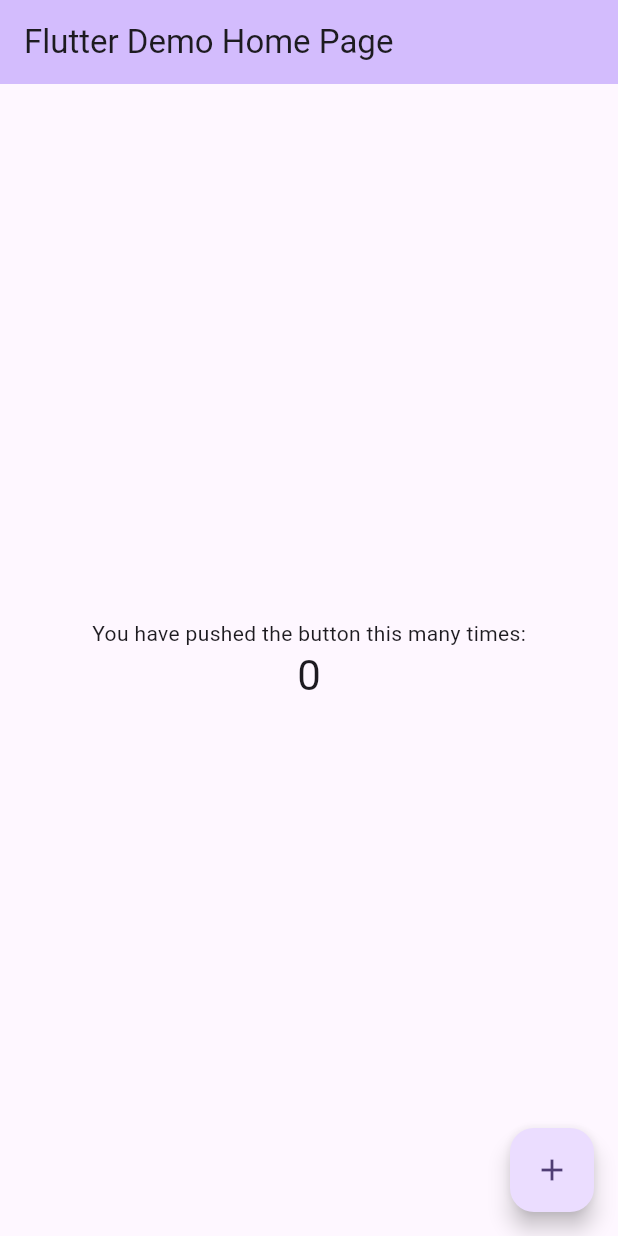
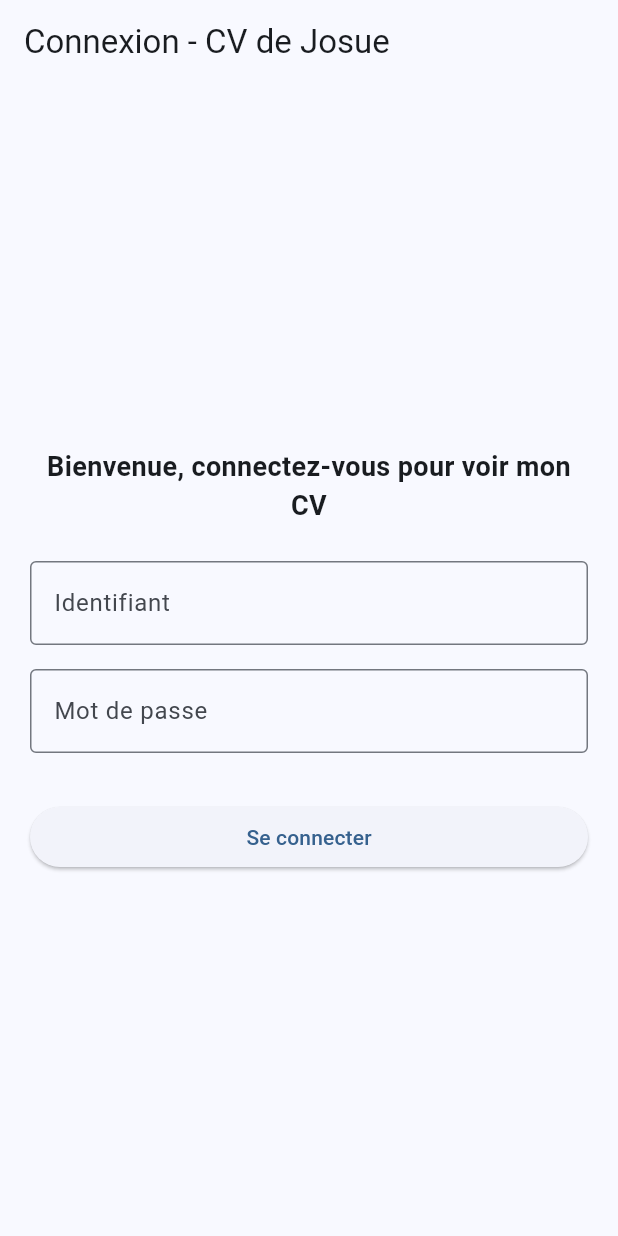
Before and after one commit to Josuewatelaninwa/cv_flutter_josue, a Flutter app: the screen it shows after launch, on a phone screen of 412 x 824 dp. Run offline on Flutter 3.47's test engine with Material 3 defaults, Android fonts, the phone set to English and light mode, and no system bars.

Commit message:
premier commit au projet cv flutter josue

```diff
--- a/lib/main.dart
+++ b/lib/main.dart
@@ -1,122 +1,27 @@
-import 'package:material_ui/material_ui.dart';
+import 'package:flutter/material.dart';
+import 'pages/login_page.dart';
 
+// TODO: Garde bien cette fonction main(), sinon Flutter ne peut pas demarrer
 void main() {
-  runApp(const MyApp());
+  runApp(const MonAppCv());
 }
 
-class MyApp extends StatelessWidget {
-  const MyApp({super.key});
+class MonAppCv extends StatelessWidget {
+  const MonAppCv({super.key});
 
-  // This widget is the root of your application.
   @override
   Widget build(BuildContext context) {
     return MaterialApp(
-      title: 'Flutter Demo',
+      // TODO: Remplace le titre de l'application si besoin
+      title: 'CV de Josue',
+      debugShowCheckedModeBanner: false,
       theme: ThemeData(
-        // This is the theme of your application.
-        //
-        // TRY THIS: Try running your application with "flutter run". You'll see
-        // the application has a purple toolbar. Then, without quitting the app,
-        // try changing the seedColor in the colorScheme below to Colors.green
-        // and then invoke "hot reload" (save your changes or press the "hot
-        // reload" button in a Flutter-supported IDE, or press "r" if you used
-        // the command line to start the app).
-        //
-        // Notice that the counter didn't reset back to zero; the application
-        // state is not lost during the reload. To reset the state, use hot
-        // restart instead.
-        //
-        // This works for code too, not just values: Most code changes can be
-        // tested with just a hot reload.
-        colorScheme: .fromSeed(seedColor: Colors.deepPurple),
+        // TODO: Tu peux changer la couleur principale (ex: Colors.blue, Colors.teal)
+        colorScheme: ColorScheme.fromSeed(seedColor: Colors.blue),
+        useMaterial3: true,
       ),
-      home: const MyHomePage(title: 'Flutter Demo Home Page'),
+      // Demarre sur la Page (1) de connexion
+      home: const LoginPage(),
     );
   }
 }
-
-class MyHomePage extends StatefulWidget {
-  const MyHomePage({super.key, required this.title});
-
-  // This widget is the home page of your application. It is stateful, meaning
-  // that it has a State object (defined below) that contains fields that affect
-  // how it looks.
-
-  // This class is the configuration for the state. It holds the values (in this
-  // case the title) provided by the parent (in this case the App widget) and
-  // used by the build method of the State. Fields in a Widget subclass are
-  // always marked "final".
-
-  final String title;
-
-  @override
-  State<MyHomePage> createState() => _MyHomePageState();
-}
-
-class _MyHomePageState extends State<MyHomePage> {
-  int _counter = 0;
-
-  void _incrementCounter() {
-    setState(() {
-      // This call to setState tells the Flutter framework that something has
-      // changed in this State, which causes it to rerun the build method below
-      // so that the display can reflect the updated values. If we changed
-      // _counter without calling setState(), then the build method would not be
-      // called again, and so nothing would appear to happen.
-      _counter++;
-    });
-  }
-
-  @override
-  Widget build(BuildContext context) {
-    // This method is rerun every time setState is called, for instance as done
-    // by the _incrementCounter method above.
-    //
-    // The Flutter framework has been optimized to make rerunning build methods
-    // fast, so that you can just rebuild anything that needs updating rather
-    // than having to individually change instances of widgets.
-    return Scaffold(
-      appBar: AppBar(
-        // TRY THIS: Try changing the color here to a specific color (to
-        // Colors.amber, perhaps?) and trigger a hot reload to see the AppBar
-        // change color while the other colors stay the same.
-        backgroundColor: Theme.of(context).colorScheme.inversePrimary,
-        // Here we take the value from the MyHomePage object that was created by
-        // the App.build method, and use it to set our appbar title.
-        title: Text(widget.title),
-      ),
-      body: Center(
-        // Center is a layout widget. It takes a single child and positions it
-        // in the middle of the parent.
-        child: Column(
-          // Column is also a layout widget. It takes a list of children and
-          // arranges them vertically. By default, it sizes itself to fit its
-          // children horizontally, and tries to be as tall as its parent.
-          //
-          // Column has various properties to control how it sizes itself and
-          // how it positions its children. Here we use mainAxisAlignment to
-          // center the children vertically; the main axis here is the vertical
-          // axis because Columns are vertical (the cross axis would be
-          // horizontal).
-          //
-          // TRY THIS: Invoke "debug painting" (choose the "Toggle Debug Paint"
-          // action in the IDE, or press "p" in the console), to see the
-          // wireframe for each widget.
-          mainAxisAlignment: .center,
-          children: [
-            const Text('You have pushed the button this many times:'),
-            Text(
-              '$_counter',
-              style: Theme.of(context).textTheme.headlineMedium,
-            ),
-          ],
-        ),
-      ),
-      floatingActionButton: FloatingActionButton(
-        onPressed: _incrementCounter,
-        tooltip: 'Increment',
-        child: const Icon(Icons.add),
-      ),
-    );
-  }
-}
--- /dev/null
+++ b/lib/pages/login_page.dart
@@ -0,0 +1,122 @@
+import 'package:flutter/material.dart';
+import 'home_page.dart';
+
+class LoginPage extends StatefulWidget {
+  const LoginPage({super.key});
+
+  @override
+  State<LoginPage> createState() => _LoginPageState();
+}
+
+class _LoginPageState extends State<LoginPage> {
+  // Controleurs pour recuperer ce que l'utilisateur tape
+  final TextEditingController _identifiantController = TextEditingController();
+  final TextEditingController _motDePasseController = TextEditingController();
+
+  String _messageErreur = '';
+
+  // TODO: Remplace ces identifiants de test par les tiens (ou ceux demandes par ton enseignant)
+  final String _identifiantAttendu = 'josue';
+  final String _motDePasseAttendu = '1234';
+
+  void _seConnecter() {
+    final String identifiantSaisi = _identifiantController.text.trim();
+    final String motDePasseSaisi = _motDePasseController.text;
+
+    if (identifiantSaisi.isEmpty || motDePasseSaisi.isEmpty) {
+      setState(() {
+        _messageErreur = 'Veuillez remplir l\'identifiant et le mot de passe.';
+      });
+      return;
+    }
+
+    if (identifiantSaisi == _identifiantAttendu &&
+        motDePasseSaisi == _motDePasseAttendu) {
+      setState(() {
+        _messageErreur = '';
+      });
+
+      // Redirige vers l'espace principal apres connexion (impossible de revenir en arriere avec retour)
+      Navigator.pushReplacement(
+        context,
+        MaterialPageRoute(builder: (context) => const MainNavigationPage()),
+      );
+    } else {
+      setState(() {
+        _messageErreur = 'Identifiant ou mot de passe incorrect.';
+      });
+    }
+  }
+
+  @override
+  void dispose() {
+    _identifiantController.dispose();
+    _motDePasseController.dispose();
+    super.dispose();
+  }
+
+  @override
+  Widget build(BuildContext context) {
+    return Scaffold(
+      appBar: AppBar(
+        // TODO: Remplace par ton titre de page de connexion
+        title: const Text('Connexion - CV de Josue'),
+      ),
+      body: Padding(
+        padding: const EdgeInsets.all(20.0),
+        child: Column(
+          mainAxisAlignment: MainAxisAlignment.center,
+          children: [
+            // TODO: Remplace ce texte d'accueil par le tien
+            const Text(
+              'Bienvenue, connectez-vous pour voir mon CV',
+              style: TextStyle(fontSize: 18, fontWeight: FontWeight.bold),
+              textAlign: TextAlign.center,
+            ),
+            const SizedBox(height: 24),
+
+            // Champ identifiant
+            TextField(
+              controller: _identifiantController,
+              decoration: const InputDecoration(
+                // TODO: Adapte le label si tu utilises un email ou un nom d'utilisateur
+                labelText: 'Identifiant',
+                border: OutlineInputBorder(),
+              ),
+            ),
+            const SizedBox(height: 16),
+
+            // Champ mot de passe (texte masque)
+            TextField(
+              controller: _motDePasseController,
+              obscureText: true, // Masque les caracteres du mot de passe
+              decoration: const InputDecoration(
+                labelText: 'Mot de passe',
+                border: OutlineInputBorder(),
+              ),
+            ),
+            const SizedBox(height: 12),
+
+            // Message d'erreur si la connexion echoue
+            if (_messageErreur.isNotEmpty)
+              Text(
+                _messageErreur,
+                style: const TextStyle(color: Colors.red),
+              ),
+
+            const SizedBox(height: 20),
+
+            // Bouton "Se connecter"
+            SizedBox(
+              width: double.infinity,
+              child: ElevatedButton(
+                onPressed: _seConnecter,
+                child: const Text('Se connecter'),
+              ),
+            ),
+          ],
+        ),
+      ),
+    );
+  }
+}
```
Also changed, not shown: lib/pages/contact_page.dart (added, +60 -0 lines), lib/pages/famille_page.dart (added, +70 -0 lines), lib/pages/home_page.dart (added, +152 -0 lines), assets/images/frere.jpg (renamed from assets/images/frere.jpeg), assets/images/pere.jpg (renamed from assets/images/pere.jpeg).
